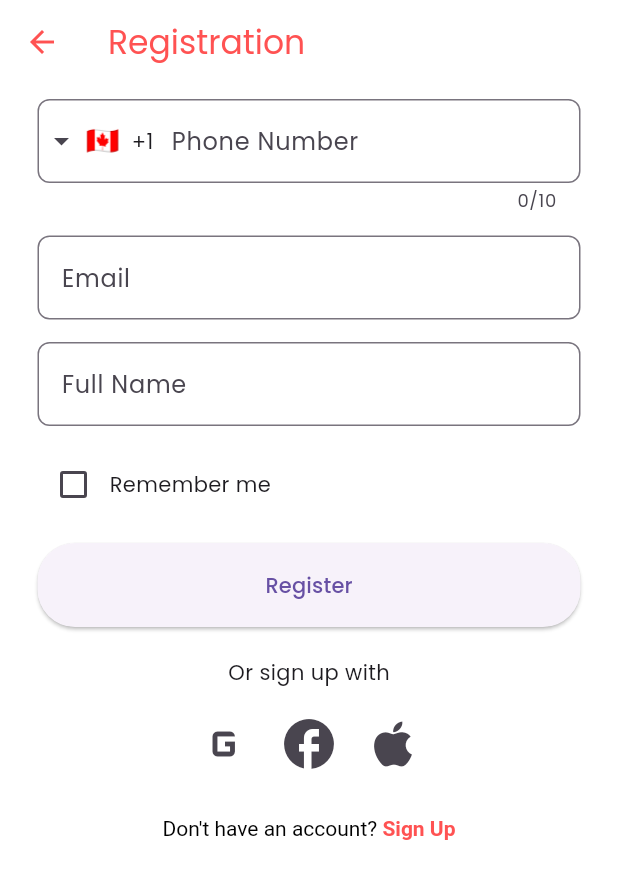
After one commit to ByteBite-Devs/TiffinBoxApp, a Flutter app: the RegistrationScreen screen opened by its route, on a phone screen of 412 x 824 dp. The commit adds this screen. Shown: the top 879 px of the screen. Run offline on Flutter 3.47's test engine with Material 3 defaults, Android fonts, the phone set to English and light mode, and no system bars; drawn by our look-alikes of intl_phone_field; our stand-ins replace flutter_svg, google_fonts.

Commit message:
SignUp Screen Initial Commit

```diff
--- a/tiffinbox/lib/main.dart
+++ b/tiffinbox/lib/main.dart
@@ -2,6 +2,7 @@ import 'package:flutter/material.dart';
 import 'package:tiffinbox/screens/home_screen.dart';
 import 'package:tiffinbox/screens/onboarding_screen.dart';
 import 'package:tiffinbox/screens/login_screen.dart';
+import 'package:tiffinbox/screens/signup_screen.dart';
 import 'package:tiffinbox/screens/splash_screen.dart';
 import 'package:tiffinbox/utils/color.dart';
 
@@ -25,6 +26,7 @@ class MyApp extends StatelessWidget {
       routes: <String, WidgetBuilder>{
         '/HomeScreen': (BuildContext context) => const HomeScreen(),
         '/Login': (BuildContext context) => const LoginScreen(),
+        '/Register': (BuildContext context) => const RegistrationScreen(),
         '/OnBoarding': (BuildContext context) => const OnboardingScreen()
       },
     );
--- a/tiffinbox/lib/screens/login_screen.dart
+++ b/tiffinbox/lib/screens/login_screen.dart
@@ -145,7 +145,7 @@ class _LoginScreenState extends State<LoginScreen> {
                         ),
                         recognizer: TapGestureRecognizer()..onTap = () {
                           // Navigate to the register screen
-                        },
+                          Navigator.of(context).pushReplacementNamed("/Register");                    },
                       ),
                     ],
                   ),
--- a/tiffinbox/lib/screens/onboarding_screen.dart
+++ b/tiffinbox/lib/screens/onboarding_screen.dart
@@ -113,7 +113,9 @@ class _OnboardingScreenState extends State<OnboardingScreen> {
                       ? Padding(
                           padding: const EdgeInsets.all(30),
                           child: ElevatedButton(
-                            onPressed: () {},
+                            onPressed: () {
+                              Navigator.of(context).pushReplacementNamed("/Login");
+                            },
                             style: ElevatedButton.styleFrom(
                               foregroundColor: Colors.white,
                               backgroundColor: primarycolor,
@@ -128,7 +130,7 @@ class _OnboardingScreenState extends State<OnboardingScreen> {
                               textStyle:
                                   TextStyle(fontSize: (width <= 550) ? 13 : 17),
                             ),
-                            child: const Text("START"),
+                            child: const Text("Get Started"),
                           ),
                         )
                       : Padding(
--- /dev/null
+++ b/tiffinbox/lib/screens/signup_screen.dart
@@ -0,0 +1,163 @@
+import 'package:flutter/gestures.dart';
+import 'package:flutter/material.dart';
+import 'package:intl_phone_field/intl_phone_field.dart';
+
+
+class RegistrationScreen extends StatefulWidget {
+  const RegistrationScreen({Key? key}) : super(key: key);
+
+  @override
+  _RegistrationScreenState createState() => _RegistrationScreenState();
+}
+
+class _RegistrationScreenState extends State<RegistrationScreen> {
+  final TextEditingController _phoneController = TextEditingController();
+  final _emailController = TextEditingController();
+  final _nameController = TextEditingController();
+  bool _rememberMe = false;
+
+  @override
+  void dispose() {
+    _phoneController.dispose();
+    _emailController.dispose();
+    _nameController.dispose();
+    super.dispose();
+  }
+
+  @override
+  Widget build(BuildContext context) {
+    return Scaffold(
+      appBar: AppBar(
+        title: const Text('Registration'),
+        backgroundColor: Colors.white,
+        foregroundColor: Colors.redAccent,
+        elevation: 0,
+      ),
+      backgroundColor: Colors.white,
+      body: SafeArea(
+        child: SingleChildScrollView(
+          padding: const EdgeInsets.symmetric(horizontal: 25.0, vertical: 10.0),
+          child: Column(
+            children: [
+              IntlPhoneField(
+                controller: _phoneController,
+                keyboardType: TextInputType.phone,
+                decoration: InputDecoration(
+                  labelText: 'Phone Number',
+                  border: OutlineInputBorder(
+                    borderRadius: BorderRadius.circular(8),
+                  ),
+                ),
+                initialCountryCode: 'CA',
+                onChanged: (phone) {
+                  print(phone.completeNumber);
+                },
+              ),
+              const SizedBox(height: 15),
+              TextField(
+                controller: _emailController,
+                keyboardType: TextInputType.emailAddress,
+                decoration: InputDecoration(
+                  labelText: 'Email',
+                  border: OutlineInputBorder(
+                    borderRadius: BorderRadius.circular(8),
+                  ),
+                ),
+              ),
+              const SizedBox(height: 15),
+              TextField(
+                controller: _nameController,
+                keyboardType: TextInputType.name,
+                decoration: InputDecoration(
+                  labelText: 'Full Name',
+                  border: OutlineInputBorder(
+                    borderRadius: BorderRadius.circular(8),
+                  ),
+                ),
+              ),
+              const SizedBox(height: 15),
+              Row(
+                children: [
+                  Checkbox(
+                    value: _rememberMe,
+                    onChanged: (bool? value) {
+                      setState(() {
+                        _rememberMe = value!;
+                      });
+                    },
+                  ),
+                  const Text('Remember me'),
+                ],
+              ),
+              const SizedBox(height: 15),
+              SizedBox(
+                width: double.infinity,
+                child: ElevatedButton(
+                  onPressed: () {
+                    // Handle the register action
+                  },
+                  style: ElevatedButton.styleFrom(
+                    padding: const EdgeInsets.symmetric(vertical: 18),
+                    shape: RoundedRectangleBorder(
+                      borderRadius: BorderRadius.circular(25.0),
+                    ),
+                  ),
+                  child: const Text('Register'),
+                ),
+              ),
+              const SizedBox(height: 20),
+              const Text('Or sign up with'),
+              const SizedBox(height: 10),
+              Row(
+                mainAxisAlignment: MainAxisAlignment.center,
+                children: [
+                  IconButton(
+                    icon: const Icon(Icons.g_mobiledata),
+                    iconSize: 40,
+                    onPressed: () {
+                      // Handle Google sign up
+                    },
+                  ),
+                  IconButton(
+                    icon: const Icon(Icons.facebook),
+                    iconSize: 40,
+                    onPressed: () {
+                      // Handle Facebook sign up
+                    },
+                  ),
+                  IconButton(
+                    icon: const Icon(Icons.apple),
+                    iconSize: 40,
+                    onPressed: () {
+                      // Handle Apple sign up
+                    },
+                  ),
+                ],
+              ),
+              const SizedBox(height: 20),
+              RichText(
+                text: TextSpan(
+                  text: "Don't have an account? ",
+                  style: const TextStyle(color: Colors.black),
+                  children: [
+                    TextSpan(
+                      text: 'Sign Up',
+                      style: const TextStyle(
+                        color: Colors.redAccent,
+                        fontWeight: FontWeight.bold,
+                      ),
+                      recognizer: TapGestureRecognizer()
+                        ..onTap = () {
+                          // Handle sign up navigation
+                        },
+                    ),
+                  ],
+                ),
+              ),
+            ],
+          ),
+        ),
+      ),
+    );
+  }
+}
```
